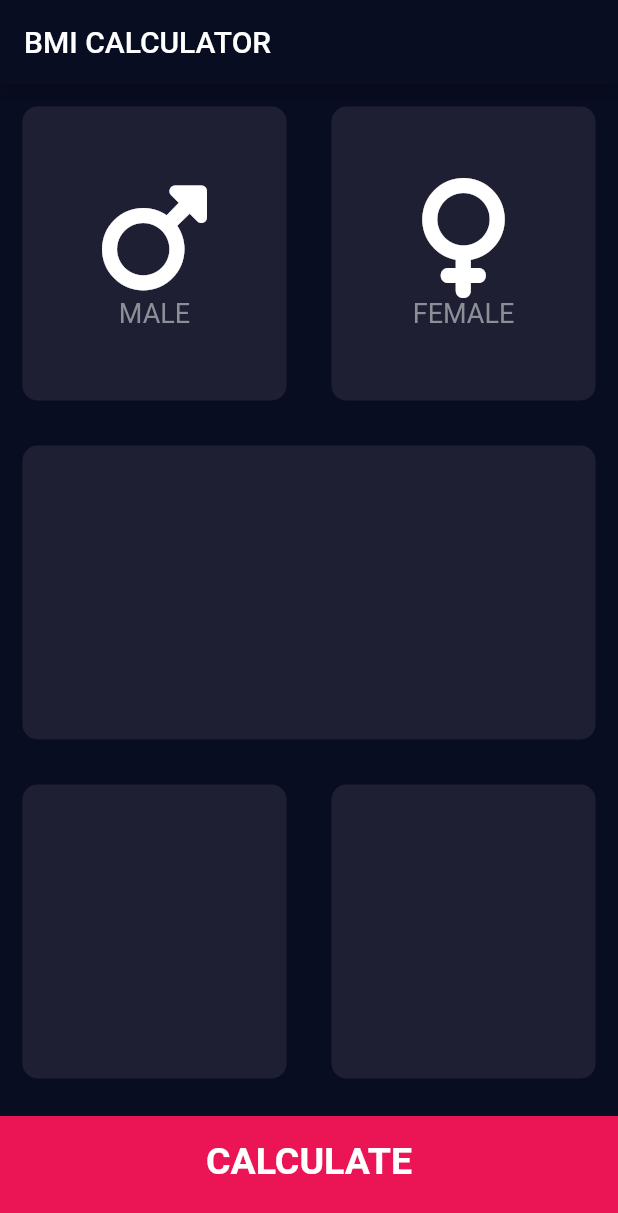
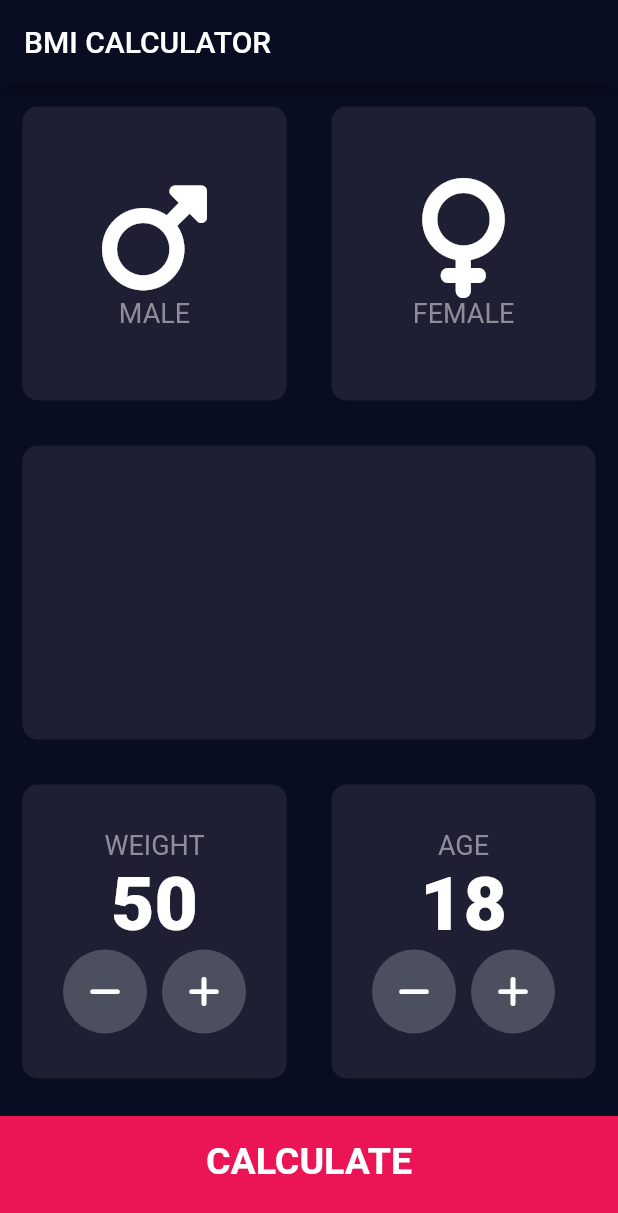
Before and after one commit to emrebingor/bmi-calculator, a Flutter app: the screen it shows after launch, on a phone screen of 412 x 824 dp. Shown: the top 1213 px of the screen. Run offline on Flutter 3.47's test engine with Material 2 defaults, Android fonts, the phone set to English and light mode, and no system bars; our stand-ins replace font_awesome_flutter.

Commit message:
Row Material Button Addition

```diff
--- a/lib/constants.dart
+++ b/lib/constants.dart
@@ -5,3 +5,4 @@ const kContainerColor = Color(0xFF1e1f32);
 const kButtonColor = Color(0xFFEB1555);
 const kButtonTextStyle = TextStyle(fontSize: 25.0, fontWeight: FontWeight.bold);
 const kButtonHeight = 80.0;
+const kNumberStyle = TextStyle(fontSize: 50.0, fontWeight: FontWeight.w900);
--- a/lib/inputPage.dart
+++ b/lib/inputPage.dart
@@ -1,6 +1,7 @@
 import 'package:bmi_calculator_flutter_app/calculator_button.dart';
 import 'package:bmi_calculator_flutter_app/constants.dart';
 import 'package:bmi_calculator_flutter_app/icon_design.dart';
+import 'package:bmi_calculator_flutter_app/material_button.dart';
 import 'package:bmi_calculator_flutter_app/reusable_card.dart';
 import 'package:flutter/material.dart';
 import 'package:font_awesome_flutter/font_awesome_flutter.dart';
@@ -11,6 +12,9 @@ class InputPage extends StatefulWidget {
 }
 
 class _InputPageState extends State<InputPage> {
+  int weight = 50;
+  int age = 18;
+
   @override
   Widget build(BuildContext context) {
     return Scaffold(
@@ -56,10 +60,77 @@ class _InputPageState extends State<InputPage> {
             child: Row(
               children: <Widget>[
                 Expanded(
-                  child: ReusableCard(cardChild: Column(children: <Widget>[],), color: kContainerColor,),
+                  child: ReusableCard(
+                    cardChild: Column(
+                      mainAxisAlignment: MainAxisAlignment.center,
+                      children: <Widget>[
+                        Text(
+                          'WEIGHT',
+                          style: kTextStyle,
+                        ),
+                        Text('$weight', style: kNumberStyle),
+                        Row(
+                          mainAxisAlignment: MainAxisAlignment.center,
+                          children: <Widget>[
+                            RowMaterialButton(
+                                onPressed: () {
+                                  setState(() {
+                                    weight--;
+                                  });
+                                },
+                                icon: FontAwesomeIcons.minus),
+                            SizedBox(
+                              width: 10.0,
+                            ),
+                            RowMaterialButton(
+                                onPressed: () {
+                                  setState(() {
+                                    weight++;
+                                  });
+                                },
+                                icon: FontAwesomeIcons.plus),
+                          ],
+                        ),
+                      ],
+                    ),
+                    color: kContainerColor,
+                  ),
                 ),
                 Expanded(
-                  child: ReusableCard(cardChild: Column(children: <Widget>[],), color: kContainerColor,),
+                  child: ReusableCard(
+                    cardChild: Column(
+                      mainAxisAlignment: MainAxisAlignment.center,
+                      children: <Widget>[
+                        Text(
+                          'AGE',
+                          style: kTextStyle,
+                        ),
+                        Text(
+                          '$age',
+                          style: kNumberStyle,
+                        ),
+                        Row(
+                          mainAxisAlignment: MainAxisAlignment.center,
+                          children: <Widget>[
+                            RowMaterialButton(
+                                onPressed: () {
+                                  setState((){
+                                    age--;
+                                  });
+                                }, icon: FontAwesomeIcons.minus),
+                            SizedBox(width: 10.0),
+                            RowMaterialButton(
+                                onPressed: () {
+                                  setState((){
+                                    age++;
+                                  });
+                                }, icon: FontAwesomeIcons.plus),
+                          ],
+                        ),
+                      ],
+                    ),
+                    color: kContainerColor,
+                  ),
                 ),
               ],
             ),
```
